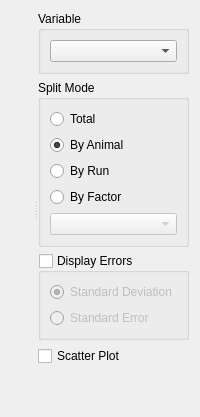
This is tse_analytics/views/data/data_plot_widget.ui in TSE-Systems/tse-analytics as Qt 5 draws it before an edit. The edited form follows.
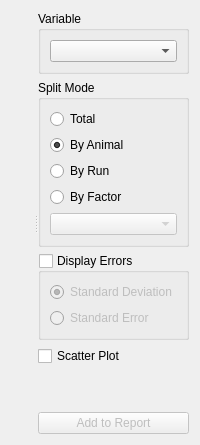
This is the edited form. Custom widgets are drawn as their Qt base class.

Commit message: - NEW: advanced report editor. - Persistent reports across datasets.

Diff of the .ui file:
```diff
--- a/tse_analytics/views/data/data_plot_widget.ui
+++ b/tse_analytics/views/data/data_plot_widget.ui
@@ -129,6 +129,16 @@
          </property>
         </spacer>
        </item>
+       <item>
+        <widget class="QPushButton" name="pushButtonAddReport">
+         <property name="enabled">
+          <bool>false</bool>
+         </property>
+         <property name="text">
+          <string>Add to Report</string>
+         </property>
+        </widget>
+       </item>
       </layout>
      </widget>
     </widget>
```
The commit also changes 30 other files.
